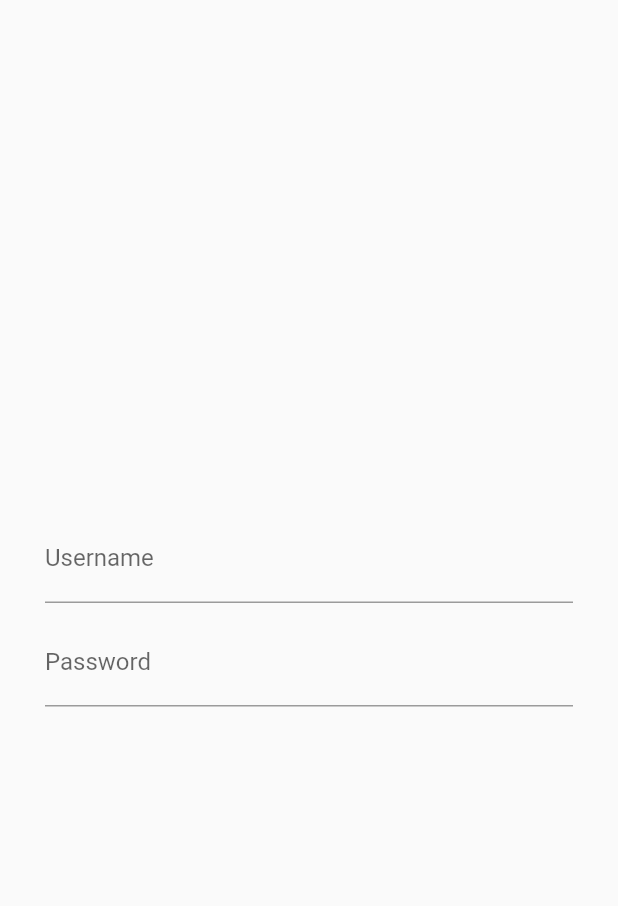
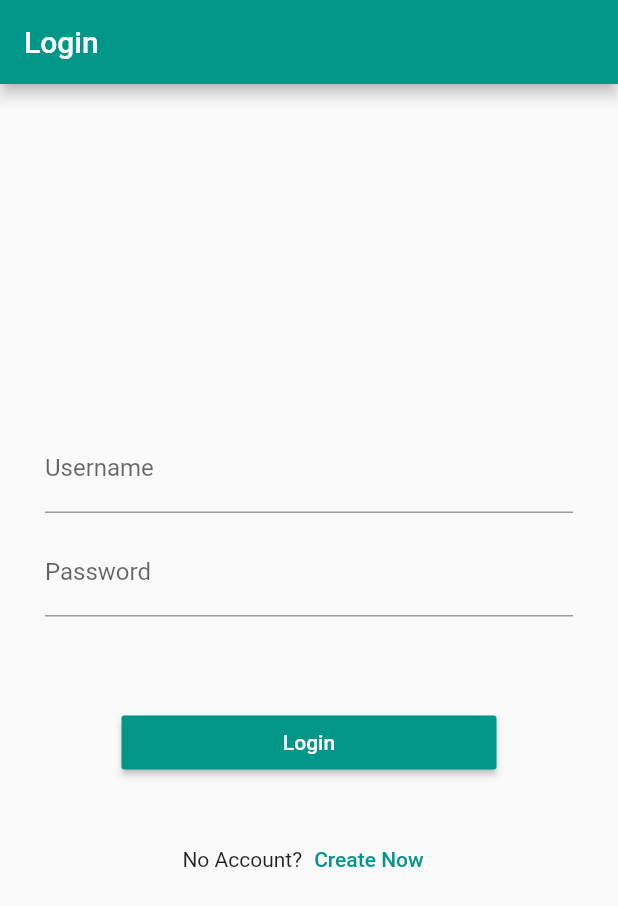
Before and after one commit to lansoyyy/API, a Flutter app: the screen it shows after launch, on a phone screen of 412 x 824 dp. Shown: the top 906 px of the screen. Run offline on Flutter 3.47's test engine with Material 2 defaults, Android fonts, the phone set to English and light mode, and no system bars.

Commit message:
Added Custom Widgets

```diff
--- a/lib/auth/login_page.dart
+++ b/lib/auth/login_page.dart
@@ -1,4 +1,6 @@
 import 'package:flutter/material.dart';
+import 'package:sample_app/auth/register_page.dart';
+import 'package:sample_app/widgets/button_widget.dart';
 
 
 
@@ -12,6 +14,11 @@ class LoginPage extends StatelessWidget {
   @override
   Widget build(BuildContext context) {
     return Scaffold(
+      appBar: AppBar(
+        backgroundColor: Colors.teal,
+        title: Text('Login'),
+      ),
+
       body: Center(
         child: Column(
           mainAxisAlignment: MainAxisAlignment.center,
@@ -38,6 +45,26 @@ class LoginPage extends StatelessWidget {
                 ),
               ),
             ),
+            SizedBox(height: 50,),
+           ButtonWidget(onPressed: () {
+
+           }, text: 'Login'),
+           SizedBox(height: 30,),
+           Row(
+            mainAxisAlignment: MainAxisAlignment.center,
+            children: [
+              Text('No Account?'),
+              TextButton(onPressed: () {
+                Navigator.of(context).pushReplacement(
+                                        MaterialPageRoute(
+                                            builder: (context) =>
+                                                 RegisterPage()));
+              }, child: Text('Create Now',
+              style: TextStyle(
+                color: Colors.teal
+              ),))
+            ],
+           )
 
           ],
         ),
--- /dev/null
+++ b/lib/widgets/button_widget.dart
@@ -0,0 +1,29 @@
+import 'package:flutter/material.dart';
+
+
+
+class ButtonWidget extends StatelessWidget {
+
+
+  late VoidCallback onPressed;
+
+
+  late String text;
+
+  ButtonWidget({
+    required this.onPressed,
+    required this.text,
+  });
+
+  @override
+  Widget build(BuildContext context) {
+    return MaterialButton(
+              child: Text(text,
+              style: TextStyle(
+                color: Colors.white,
+              ),),
+              minWidth: 250,
+              color: Colors.teal,
+              onPressed: onPressed);
+  }
+}
```
Also changed, not shown: lib/auth/register_page.dart (+10 -1 lines), lib/services/repositories/base_client.dart (+5 -2 lines), lib/views/home_page.dart (+3 -4 lines).
